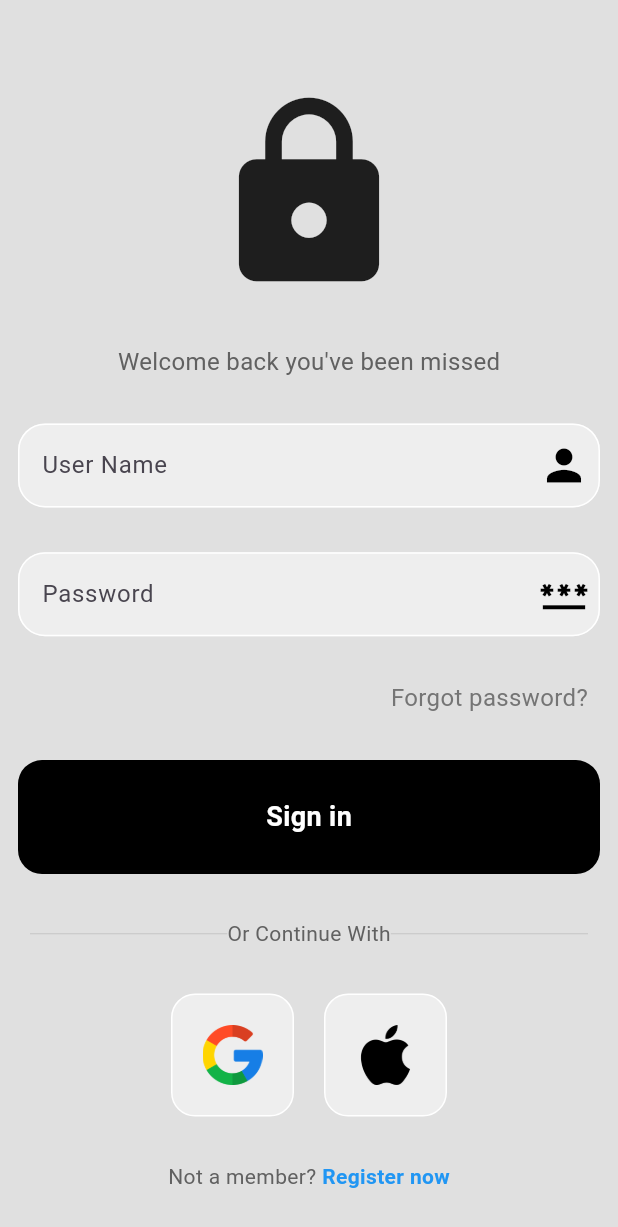
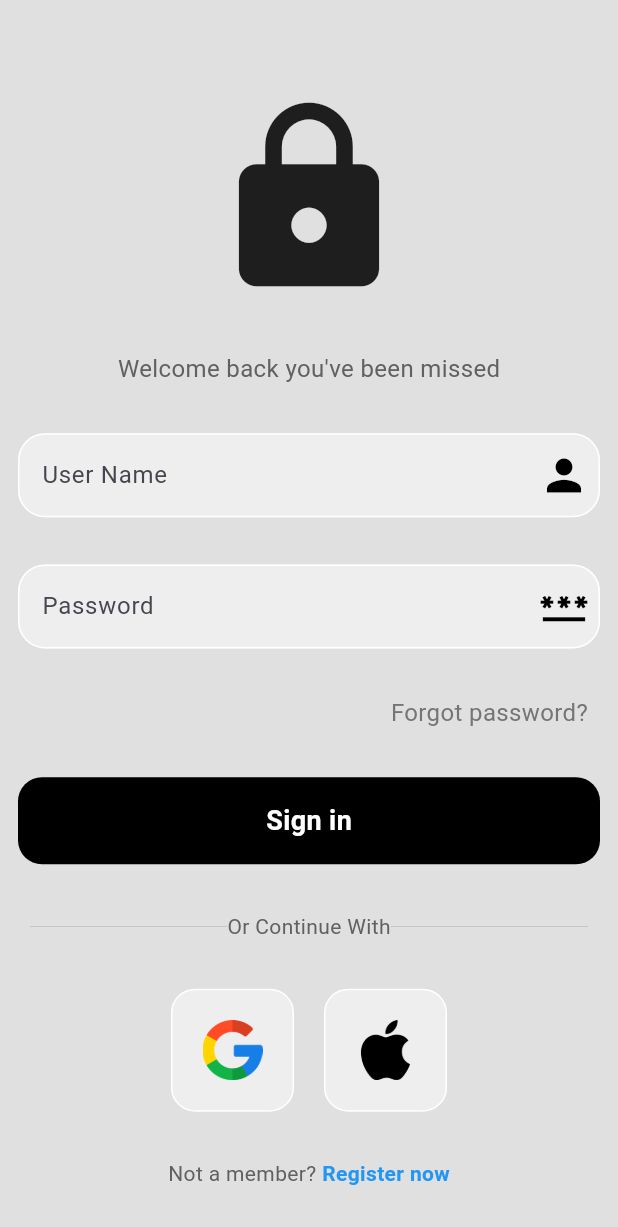
Before and after one commit to AbdelrhmanNashaat/modern-login-ui, a Flutter app: the screen it shows after launch, on a phone screen of 412 x 824 dp. Shown: the top 1227 px of the screen. Run offline on Flutter 3.47's test engine with Material 3 defaults, Android fonts, the phone set to English and light mode, and no system bars.

Commit message:
Update project configuration and refactor code
- Update project configuration files for version control and build settings.
- Refactor button and text field components for consistency and readability.

```diff
--- a/lib/component/button.dart
+++ b/lib/component/button.dart
@@ -1,25 +1,26 @@
 import 'package:flutter/material.dart';
 
-class button extends StatelessWidget {
-  const button({super.key});
+class CustomButton extends StatelessWidget {
+  const CustomButton({super.key});
 
   @override
   Widget build(BuildContext context) {
     return GestureDetector(
       onTap: () {},
       child: Container(
-        padding: const EdgeInsets.all(25.0),
+        padding: const EdgeInsets.all(16.0),
         margin: const EdgeInsets.symmetric(horizontal: 12.0),
         decoration: BoxDecoration(
           color: Colors.black,
           borderRadius: BorderRadius.circular(16.0),
         ),
         child: const Center(
-            child: Text(
-          'Sign in',
-          style: TextStyle(
-              color: Colors.white, fontSize: 18, fontWeight: FontWeight.bold),
-        )),
+          child: Text(
+            'Sign in',
+            style: TextStyle(
+                color: Colors.white, fontSize: 18, fontWeight: FontWeight.bold),
+          ),
+        ),
       ),
     );
   }
--- a/lib/component/TextFiled.dart
+++ b/lib/component/text_filed.dart
@@ -1,11 +1,12 @@
 import 'package:flutter/material.dart';
 
-class textField extends StatelessWidget {
-  final controller;
+class CustomTextField extends StatelessWidget {
+  final TextEditingController controller;
   final String hintText;
   final bool obscureText;
   final Icon icon;
-  const textField({
+  const CustomTextField({
+    super.key,
     required this.controller,
     required this.hintText,
     required this.obscureText,
--- a/lib/main.dart
+++ b/lib/main.dart
@@ -2,7 +2,7 @@ import 'package:flutter/material.dart';
 import 'package:login_page_ui/component/button.dart';
 import 'package:login_page_ui/component/square_title.dart';
 
-import 'component/TextFiled.dart';
+import 'component/text_filed.dart';
 
 void main() {
   runApp(LoginUi());
@@ -23,9 +23,7 @@ class LoginUi extends StatelessWidget {
         body: Center(
           child: Column(
             children: [
-              const Spacer(
-                flex: 2,
-              ),
+              const Spacer(flex: 2),
               const Icon(
                 Icons.lock,
                 size: 140,
@@ -43,7 +41,7 @@ class LoginUi extends StatelessWidget {
               const Spacer(
                 flex: 1,
               ),
-              textField(
+              CustomTextField(
                 controller: userNameController,
                 hintText: 'User Name',
                 obscureText: false,
@@ -56,7 +54,7 @@ class LoginUi extends StatelessWidget {
               const Spacer(
                 flex: 1,
               ),
-              textField(
+              CustomTextField(
                 controller: passwordController,
                 hintText: 'Password',
                 obscureText: true,
@@ -87,7 +85,7 @@ class LoginUi extends StatelessWidget {
               const Spacer(
                 flex: 1,
               ),
-              const button(),
+              const CustomButton(),
               const Spacer(
                 flex: 1,
               ),
@@ -119,9 +117,9 @@ class LoginUi extends StatelessWidget {
               const Spacer(
                 flex: 1,
               ),
-              Row(
+              const Row(
                 mainAxisAlignment: MainAxisAlignment.center,
-                children: const [
+                children: [
                   SquareTitle(imagePath: 'assets/google.png'),
                   SizedBox(
                     width: 20,
--- a/pubspec.yaml
+++ b/pubspec.yaml
@@ -20,7 +20,7 @@ publish_to: 'none' # Remove this line if you wish to publish to pub.dev
 version: 1.0.0+1
 
 environment:
-  sdk: '>=2.18.4 <3.0.0'
+  sdk: '>=2.17.6<3.0.0'
 
 # Dependencies specify other packages that your package needs in order to work.
 # To automatically upgrade your package dependencies to the latest versions
```
Also changed, not shown: pubspec.lock, 7 other files.
